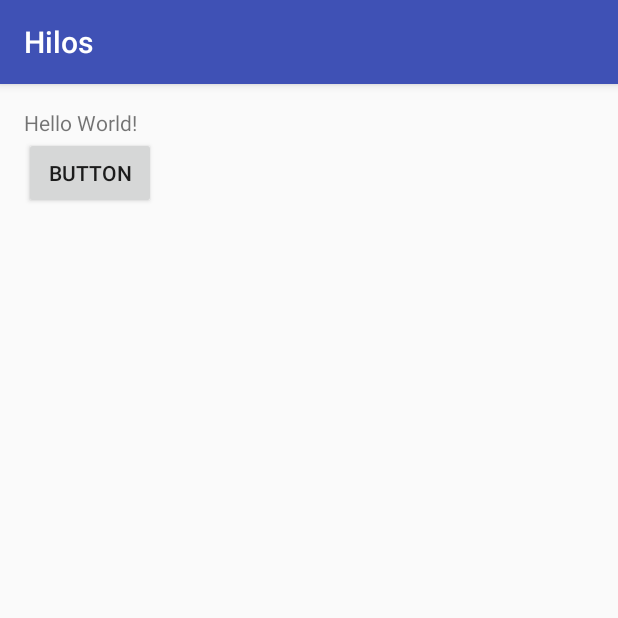
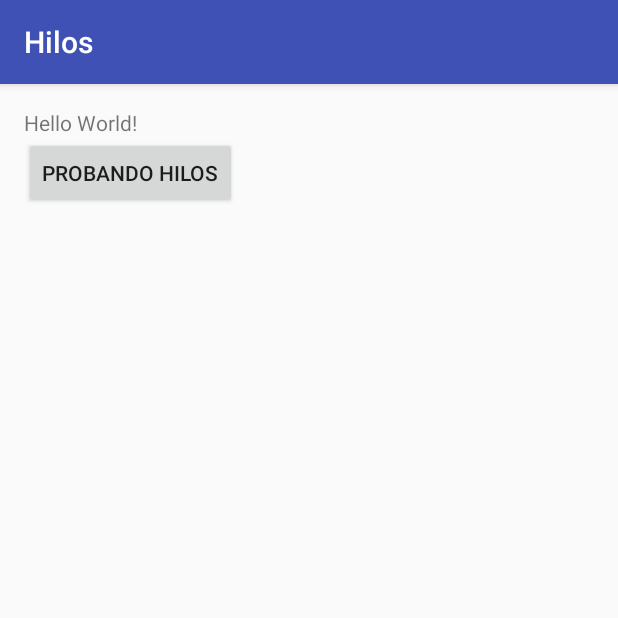
Before and after one commit to juanjiga/Hilos, an Android app: the screen it shows after launch (MainActivity), on a phone screen of 412 x 824 dp, the top half of it. Run offline under Robolectric (Android 15) with nearby library versions, the phone set to English and light mode, and no system bars.

Commit message:
desde casa

```diff
--- a/app/src/main/res/layout/activity_main.xml
+++ b/app/src/main/res/layout/activity_main.xml
@@ -18,7 +18,7 @@
         android:id="@+id/textView" />
 
     <Button
-        android:text="Button"
+        android:text="Probando Hilos"
         android:layout_width="wrap_content"
         android:layout_height="wrap_content"
         android:layout_below="@+id/textView"
```
